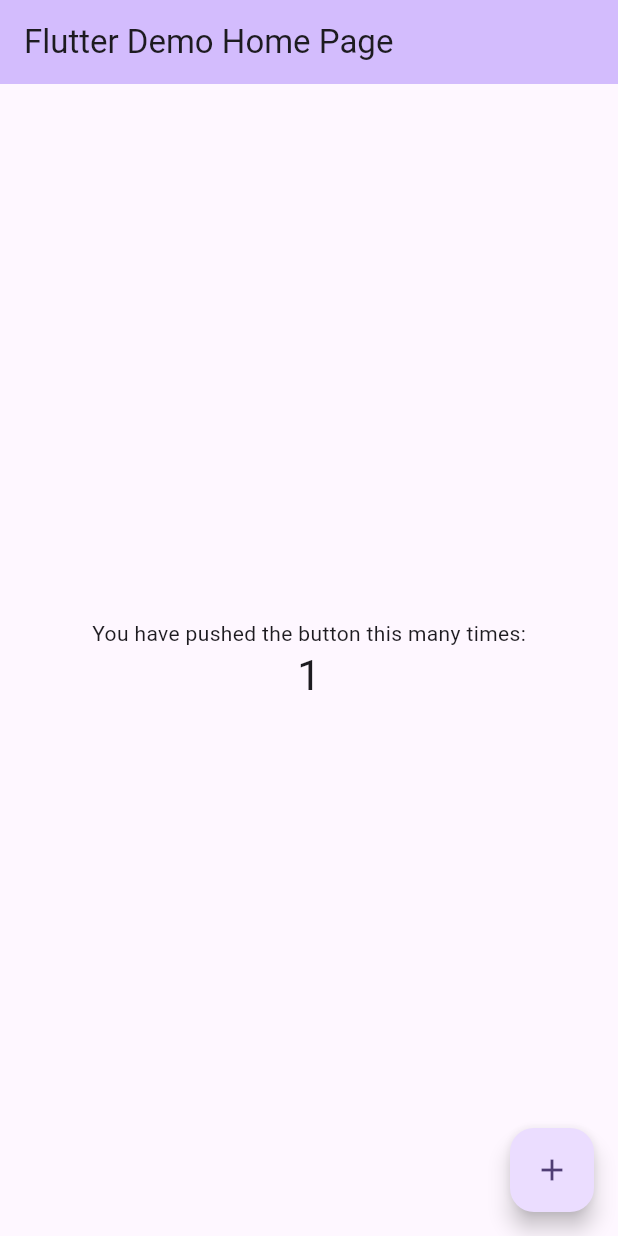
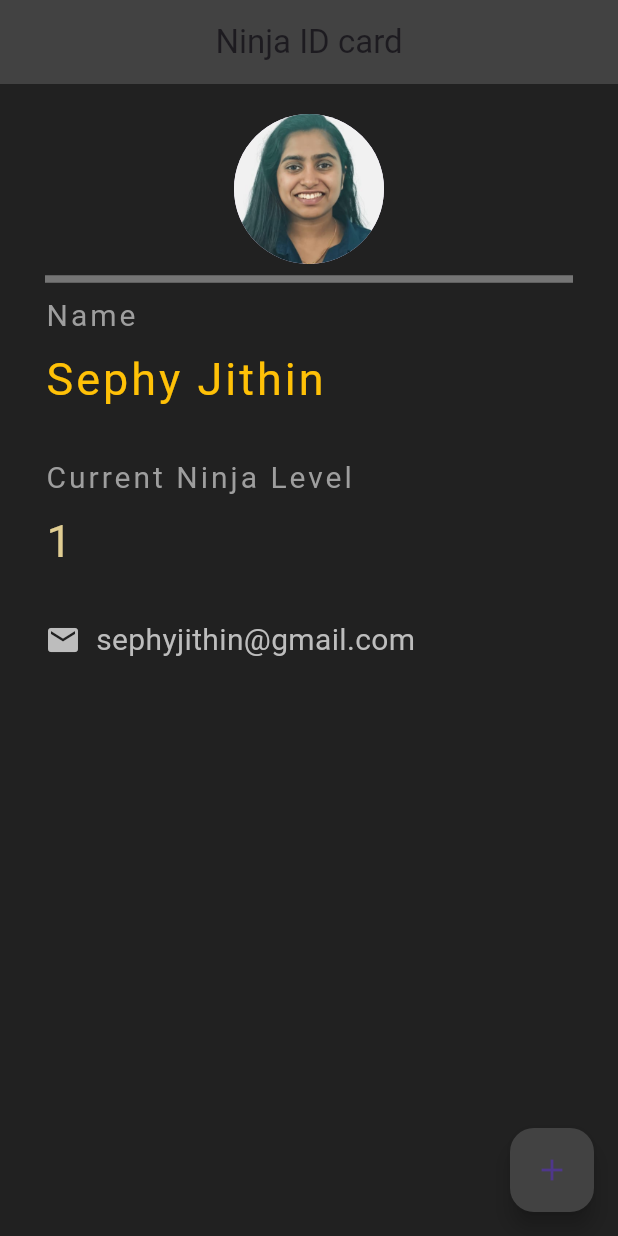
Before and after one commit to sephyshibu/ninja_id-flutter, a Flutter app: the screen it shows after launch, after a tap on the "add" icon, on a phone screen of 412 x 824 dp. Run offline on Flutter 3.47's test engine with Material 3 defaults, Android fonts, the light colour scheme and no system bars.

Commit message:
ninja id card created with stateful widget

```diff
--- a/lib/main.dart
+++ b/lib/main.dart
@@ -1,122 +1,111 @@
 import 'package:flutter/material.dart';
 
 void main() {
-  runApp(const MyApp());
+  runApp(MaterialApp(
+    home:Ninja()
+
+  ));
 }
 
-class MyApp extends StatelessWidget {
-  const MyApp({super.key});
+class Ninja extends StatefulWidget {
 
-  // This widget is the root of your application.
+  @override
+  State<Ninja> createState() => _NinjaState();
+}
+
+class _NinjaState extends State<Ninja> {
+  int count=0;
   @override
   Widget build(BuildContext context) {
-    return MaterialApp(
-      title: 'Flutter Demo',
-      theme: ThemeData(
-        // This is the theme of your application.
-        //
-        // TRY THIS: Try running your application with "flutter run". You'll see
-        // the application has a purple toolbar. Then, without quitting the app,
-        // try changing the seedColor in the colorScheme below to Colors.green
-        // and then invoke "hot reload" (save your changes or press the "hot
-        // reload" button in a Flutter-supported IDE, or press "r" if you used
-        // the command line to start the app).
-        //
-        // Notice that the counter didn't reset back to zero; the application
-        // state is not lost during the reload. To reset the state, use hot
-        // restart instead.
-        //
-        // This works for code too, not just values: Most code changes can be
-        // tested with just a hot reload.
-        colorScheme: ColorScheme.fromSeed(seedColor: Colors.deepPurple),
+    return Scaffold(
+      backgroundColor: Colors.grey[900],
+      appBar: AppBar(
+        title: Text('Ninja ID card'),
+        centerTitle: true,
+        backgroundColor: Colors.grey[800],
+
       ),
-      home: const MyHomePage(title: 'Flutter Demo Home Page'),
+      floatingActionButton: FloatingActionButton( //when i click floating button then only count increases
+        onPressed: () {
+          setState(() {
+            count+=1;
+          });
+
+        },
+        child: Icon(Icons.add),
+        backgroundColor: Colors.grey[800],
+      ),
+      body: Padding(
+        padding: EdgeInsets.fromLTRB(30, 20,30, 0),
+
+        child: Column(
+          crossAxisAlignment: CrossAxisAlignment.start,
+          children: [
+            Center(
+              child: CircleAvatar(
+                backgroundImage: AssetImage('assest/image.jpg'),
+                radius: 50,
+              ),
+            ),
+            Divider(height: 20, thickness: 5, color: Colors.grey[600]),
+            Text(
+              "Name",
+              style: TextStyle(
+                color: Colors.grey,
+                letterSpacing: 2,
+                fontSize: 20
+              ),
+            ),
+            SizedBox(height: 6),
+            Text(
+              "Sephy Jithin",
+              style: TextStyle(
+                color: Colors.amber,
+                letterSpacing: 2,
+                fontSize: 30
+              ),
+            ),
+            SizedBox(height: 30),
+             Text(
+              "Current Ninja Level ",
+              style: TextStyle(
+                color: Colors.grey,
+                letterSpacing: 2,
+                fontSize: 20
+              ),
+            ),
+            SizedBox(height: 6),
+            Text(
+              "$count",
+              style: TextStyle(
+                color: const Color.fromARGB(255, 224, 205, 146),
+                letterSpacing: 2,
+                fontSize: 30
+              ),
+            ),
+            SizedBox(height: 30,),
+            Row(
+
+              children: [
+                Icon(
+                  Icons.email,
+                  color: Colors.grey[400],
+                ),
+                SizedBox(width: 10),
+                Text(
+                  'sephyjithin@gmail.com',
+                  style: TextStyle(
+                    color: Colors.grey[400],
+                    fontSize: 20,
+                  ),
+                )
+              ],
+            )
+
+
+          ],
+        ),
+      ),
     );
   }
 }
-
-class MyHomePage extends StatefulWidget {
-  const MyHomePage({super.key, required this.title});
-
-  // This widget is the home page of your application. It is stateful, meaning
-  // that it has a State object (defined below) that contains fields that affect
-  // how it looks.
-
-  // This class is the configuration for the state. It holds the values (in this
-  // case the title) provided by the parent (in this case the App widget) and
-  // used by the build method of the State. Fields in a Widget subclass are
-  // always marked "final".
-
-  final String title;
-
-  @override
-  State<MyHomePage> createState() => _MyHomePageState();
-}
-
-class _MyHomePageState extends State<MyHomePage> {
-  int _counter = 0;
-
-  void _incrementCounter() {
-    setState(() {
-      // This call to setState tells the Flutter framework that something has
-      // changed in this State, which causes it to rerun the build method below
-      // so that the display can reflect the updated values. If we changed
-      // _counter without calling setState(), then the build method would not be
-      // called again, and so nothing would appear to happen.
-      _counter++;
-    });
-  }
-
-  @override
-  Widget build(BuildContext context) {
-    // This method is rerun every time setState is called, for instance as done
-    // by the _incrementCounter method above.
-    //
-    // The Flutter framework has been optimized to make rerunning build methods
-    // fast, so that you can just rebuild anything that needs updating rather
-    // than having to individually change instances of widgets.
-    return Scaffold(
-      appBar: AppBar(
-        // TRY THIS: Try changing the color here to a specific color (to
-        // Colors.amber, perhaps?) and trigger a hot reload to see the AppBar
-        // change color while the other colors stay the same.
-        backgroundColor: Theme.of(context).colorScheme.inversePrimary,
-        // Here we take the value from the MyHomePage object that was created by
-        // the App.build method, and use it to set our appbar title.
-        title: Text(widget.title),
-      ),
-      body: Center(
-        // Center is a layout widget. It takes a single child and positions it
-        // in the middle of the parent.
-        child: Column(
-          // Column is also a layout widget. It takes a list of children and
-          // arranges them vertically. By default, it sizes itself to fit its
-          // children horizontally, and tries to be as tall as its parent.
-          //
-          // Column has various properties to control how it sizes itself and
-          // how it positions its children. Here we use mainAxisAlignment to
-          // center the children vertically; the main axis here is the vertical
-          // axis because Columns are vertical (the cross axis would be
-          // horizontal).
-          //
-          // TRY THIS: Invoke "debug painting" (choose the "Toggle Debug Paint"
-          // action in the IDE, or press "p" in the console), to see the
-          // wireframe for each widget.
-          mainAxisAlignment: MainAxisAlignment.center,
-          children: <Widget>[
-            const Text('You have pushed the button this many times:'),
-            Text(
-              '$_counter',
-              style: Theme.of(context).textTheme.headlineMedium,
-            ),
-          ],
-        ),
-      ),
-      floatingActionButton: FloatingActionButton(
-        onPressed: _incrementCounter,
-        tooltip: 'Increment',
-        child: const Icon(Icons.add),
-      ), // This trailing comma makes auto-formatting nicer for build methods.
-    );
-  }
-}
--- a/pubspec.yaml
+++ b/pubspec.yaml
@@ -58,9 +58,9 @@ flutter:
   uses-material-design: true
 
   # To add assets to your application, add an assets section, like this:
-  # assets:
-  #   - images/a_dot_burr.jpeg
-  #   - images/a_dot_ham.jpeg
+  assets:
+    - assest/
+
 
   # An image asset can refer to one or more resolution-specific "variants", see
   # https://flutter.dev/to/resolution-aware-images
```
Also changed, not shown: assest/image.jpg (added), 1 other file.
